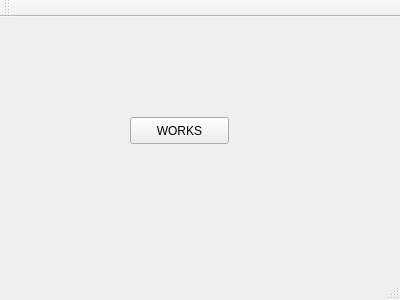
Before: the Qt Designer form deletethis/mainwindow.ui in Davidj361/Overseer, drawn with Qt 5.
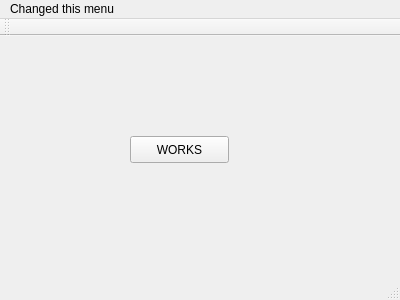
After: the same form once the commit is applied.

Commit message: There is now a menu.

The edit to the form file:
```diff
--- a/deletethis/mainwindow.ui
+++ b/deletethis/mainwindow.ui
@@ -34,9 +34,15 @@
      <x>0</x>
      <y>0</y>
      <width>400</width>
-     <height>25</height>
+     <height>21</height>
     </rect>
    </property>
+   <widget class="QMenu" name="menuChanged_this_menu">
+    <property name="title">
+     <string>Changed this menu</string>
+    </property>
+   </widget>
+   <addaction name="menuChanged_this_menu"/>
   </widget>
   <widget class="QToolBar" name="mainToolBar">
    <attribute name="toolBarArea">
```
The commit also changes 1 other file.
